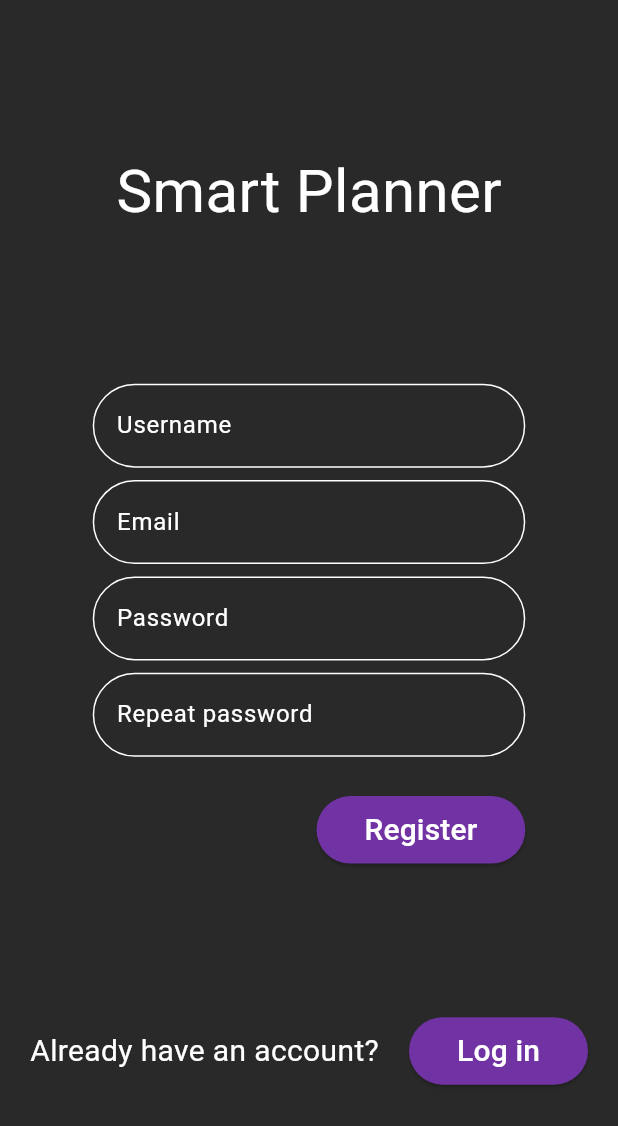
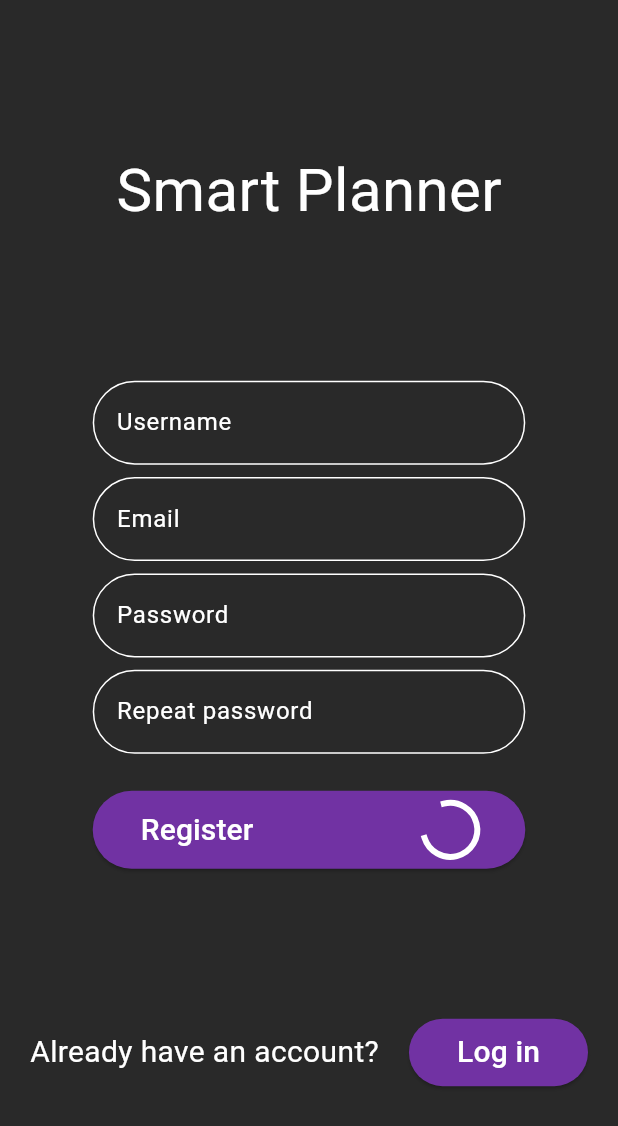
Before and after one commit to DaryaSanina/smart-planner, a Flutter app: the RegistrationPage screen opened directly, on a phone screen of 412 x 824 dp. Shown: the top 1126 px of the screen. Run offline on Flutter 3.47's test engine with Material 3 defaults, Android fonts, the phone set to English and light mode, and no system bars.

Commit message:
Add a circular progress indicator to the registration screen

```diff
--- a/app/lib/login/widgets/login_form.dart
+++ b/app/lib/login/widgets/login_form.dart
@@ -1,9 +1,7 @@
 import 'package:app/login/util.dart';
 import 'package:app/models/task_list_model.dart';
 import 'package:flutter/material.dart';
-
 import 'package:provider/provider.dart';
-
 import 'package:app/home/home_page.dart';
 
 class LoginForm extends StatefulWidget {
--- a/app/lib/registration/widgets/registration_form.dart
+++ b/app/lib/registration/widgets/registration_form.dart
@@ -1,10 +1,9 @@
 import 'dart:convert';
-
+import 'package:app/login/util.dart';
+import 'package:app/registration/util.dart';
 import 'package:http/http.dart' as http;
-
 import 'package:flutter/material.dart';
 import 'package:app/home/home_page.dart';
-import 'package:app/login/util.dart';
 
 class RegistrationForm extends StatefulWidget {
   const RegistrationForm({super.key});
@@ -21,6 +20,7 @@ class _RegistrationFormState extends State<RegistrationForm> {
   final _repeatPasswordText = "";
   bool _usernameExists = false;
   bool _emailExists = false;
+  bool _isLoading = false;
   TextEditingController usernameController = TextEditingController();
   TextEditingController emailController = TextEditingController();
   TextEditingController passwordController = TextEditingController();
@@ -28,6 +28,7 @@ class _RegistrationFormState extends State<RegistrationForm> {
 
   @override
   Widget build(BuildContext context) {
+    int userID;
     return Form(
       key: _formKey,
       child: Padding(
@@ -175,21 +176,19 @@ class _RegistrationFormState extends State<RegistrationForm> {
             ElevatedButton(
               onPressed: () async {
                 if (_formKey.currentState!.validate()) {
-                  var request = jsonEncode(<String, dynamic>{'username': usernameController.text, 'email': emailController.text, 'password_hash': getPasswordHash(passwordController.text)});
-                  final response = await http.post(
-                    Uri.parse('https://szhp6s7oqx7vr6aspphi6ugyh40fhkne.lambda-url.eu-north-1.on.aws/add_user'),
-                    headers: <String, String>{'Content-Type': 'application/json'},
-                    body: request
-                  );
-                  int userID = jsonDecode((await http.get(Uri.parse('https://szhp6s7oqx7vr6aspphi6ugyh40fhkne.lambda-url.eu-north-1.on.aws/get_user?username=${usernameController.text}'))).body)['data'][0][0];
-                  if (response.statusCode != 201) {
-                    return;
-                  }
+                  setState(() {
+                    _isLoading = true;
+                  });
+                  register(usernameController.text, emailController.text, passwordController.text);
+                  userID = await login(usernameController.text, passwordController.text);
                   if (context.mounted) {
                     Navigator.push(context, MaterialPageRoute(builder: (context) {
                       return HomePage(username: usernameController.text, userID: userID);
                     }));
                   }
+                  setState(() {
+                    _isLoading = false;
+                  });
                 }
                 return;
               },
@@ -199,12 +198,26 @@ class _RegistrationFormState extends State<RegistrationForm> {
               ),
               child: Padding(
                 padding: const EdgeInsets.all(8.0),
-                child: Text(
+                child: _isLoading
+                ? Text(
                   "Register",
                   style: TextStyle(
                     fontSize: 20,
                     color: Theme.of(context).colorScheme.tertiary,
                   ),
+                )
+                : Row(
+                  mainAxisAlignment: MainAxisAlignment.spaceBetween,
+                  children: [
+                    Text(
+                      "Register",
+                      style: TextStyle(
+                        fontSize: 20,
+                        color: Theme.of(context).colorScheme.tertiary,
+                      ),
+                    ),
+                    CircularProgressIndicator(color: Theme.of(context).colorScheme.tertiary),
+                  ],
                 ),
               ),
             ),
```
Also changed, not shown: app/lib/login/util.dart (+2 -8 lines), app/lib/registration/util.dart (added, +12 -0 lines), app/lib/util.dart (added, +8 -0 lines).
